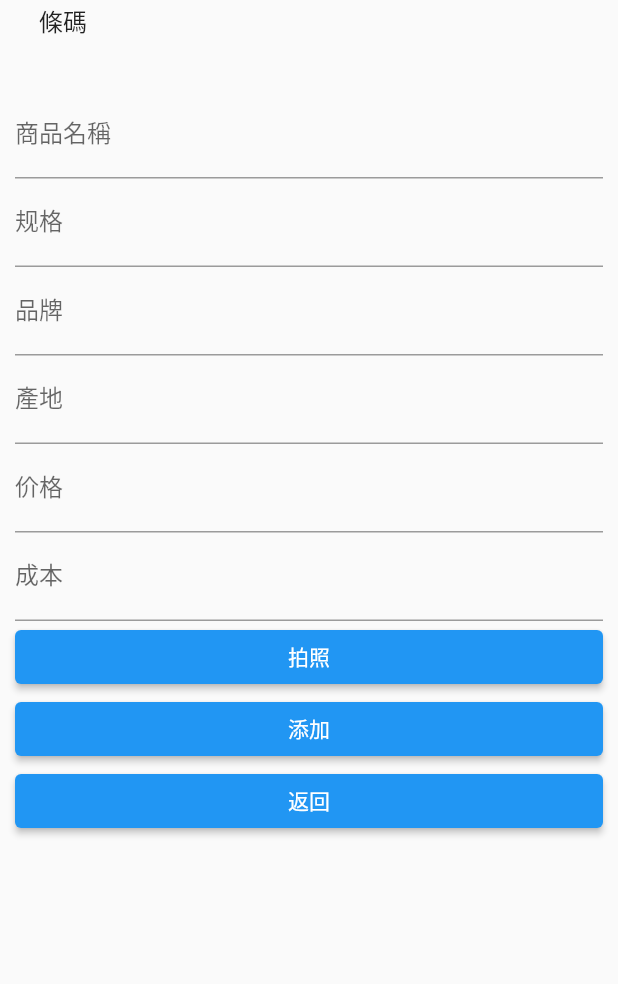
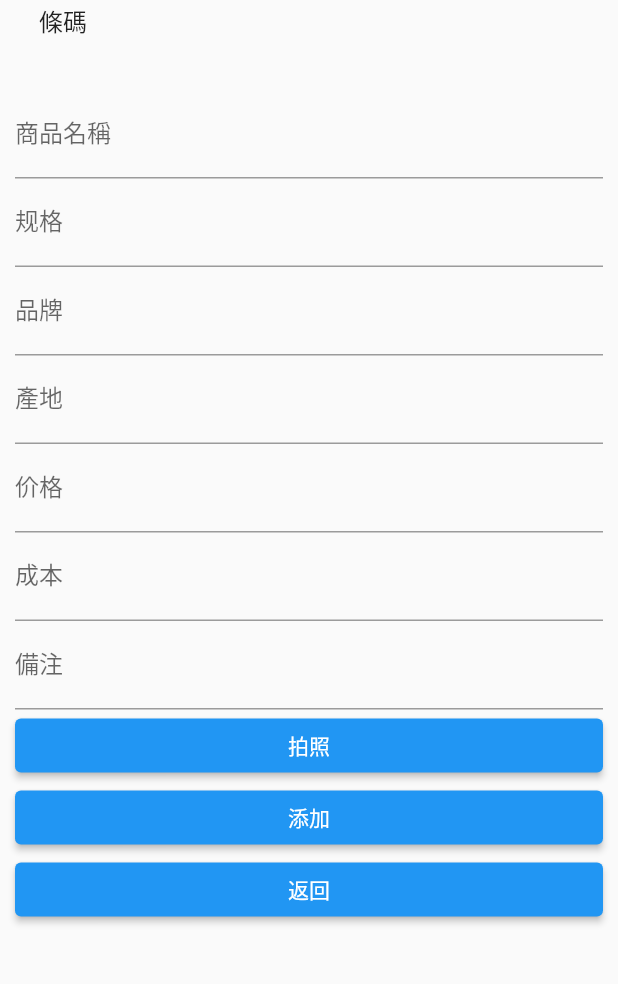
Before and after one commit to dollarkillerx/Urgent, a Flutter app: the AddCommodityPage screen opened directly with empty values, after a tap on "添加", on a phone screen of 412 x 824 dp, the part 117-1101 px from its top. Run offline on Flutter 3.47's test engine with Material 2 defaults, Android fonts, the phone set to English and light mode, and no system bars; our stand-ins replace cached_network_image, dio, flutter_image_compress, flutter_smart_dialog, get, image_picker and 1 more; missing offline and left inert: barcode_scan2; accounts and stored records are empty; network calls fail.

```diff
--- a/lib/common/entity/add_good.dart
+++ b/lib/common/entity/add_good.dart
@@ -7,6 +7,7 @@ class AddGood {
   String? brand;
   String? madeIn;
   String? img;
+  String? remark;
 
   AddGood(
       {this.barcode,
@@ -16,7 +17,7 @@ class AddGood {
         this.price,
         this.brand,
         this.madeIn,
-        this.img});
+        this.img,this.remark});
 
   AddGood.fromJson(Map<String, dynamic> json) {
     barcode = json['barcode'];
@@ -27,6 +28,7 @@ class AddGood {
     brand = json['brand'];
     madeIn = json['made_in'];
     img = json['img'];
+    remark = json['remark'];
   }
 
   Map<String, dynamic> toJson() {
@@ -39,6 +41,7 @@ class AddGood {
     data['brand'] = this.brand;
     data['made_in'] = this.madeIn;
     data['img'] = this.img;
+    data['remark'] = this.remark;
     return data;
   }
 }
--- a/lib/common/entity/inventory.dart
+++ b/lib/common/entity/inventory.dart
@@ -22,14 +22,16 @@ class Warehousing {
 
 class OutStock {
   String? barcode;
+  String? remark;
   double? cost;
   int? numberProducts;
   double? price;
 
-  OutStock({this.barcode, this.cost, this.numberProducts, this.price});
+  OutStock({this.barcode, this.cost, this.numberProducts, this.price,this.remark});
 
   OutStock.fromJson(Map<String, dynamic> json) {
     barcode = json['barcode'];
+    remark = json['remark'];
     cost = json['cost'];
     numberProducts = json['number_products'];
     price = json['price'];
@@ -38,6 +40,7 @@ class OutStock {
   Map<String, dynamic> toJson() {
     final Map<String, dynamic> data = new Map<String, dynamic>();
     data['barcode'] = this.barcode;
+    data['remark'] = this.remark;
     data['cost'] = this.cost;
     data['number_products'] = this.numberProducts;
     data['price'] = this.price;
--- a/lib/pages/my_commodity/add_commondity/controller.dart
+++ b/lib/pages/my_commodity/add_commondity/controller.dart
@@ -15,6 +15,7 @@ class AddCommodityController extends GetxController {
 
   var name = TextEditingController();
   var spec = TextEditingController();
+  var remark = TextEditingController();
   var brand = TextEditingController();
   var madeIn = TextEditingController();
   var price = TextEditingController();
@@ -68,6 +69,7 @@ class AddCommodityController extends GetxController {
           cost: double.parse(cost.text),
           price: double.parse(price.text),
           img: imgUrl,
+          remark: remark.text,
         );
       } catch (e) {
         Get.snackbar("Error", "参数非法");
--- a/lib/pages/my_commodity/add_commondity/index.dart
+++ b/lib/pages/my_commodity/add_commondity/index.dart
@@ -74,6 +74,12 @@ class AddCommodityPage extends GetView<AddCommodityController> {
             label: Text("成本"),
           ),
         ),
+        TextField(
+          controller: controller.remark,
+          decoration: InputDecoration(
+            label: Text("備注"),
+          ),
+        ),
         ElevatedButton(onPressed: () {
           pickImage();
         }, child: Text("拍照")),
--- a/lib/pages/my_commodity/index.dart
+++ b/lib/pages/my_commodity/index.dart
@@ -65,6 +65,7 @@ class MyCommodityPage extends GetView<MyCommodityController> {
                 controller.flashPage();
               },
               child: Text("出库")),
+
           ElevatedButton(
               onPressed: () {
                 Get.back();
--- a/lib/pages/my_commodity/out_stock/controller.dart
+++ b/lib/pages/my_commodity/out_stock/controller.dart
@@ -10,6 +10,7 @@ class OutStockController extends GetxController {
 
   var numberProducts = TextEditingController();
   var cost = TextEditingController();
+  var remark = TextEditingController();
   var totalPrice = TextEditingController();
   var price = TextEditingController();
   var grossProfit = TextEditingController();
@@ -34,6 +35,7 @@ class OutStockController extends GetxController {
         cost: nc,
         numberProducts: np,
         price: ncp,
+        remark: remark.text,
       ));
       var err = NetTools.CheckError(response.body);
       if (err != null) {
--- a/lib/pages/my_commodity/out_stock/index.dart
+++ b/lib/pages/my_commodity/out_stock/index.dart
@@ -61,6 +61,12 @@ class OutStockPage extends GetView<OutStockController> {
             label: Text("单价"),
           ),
         ),
+        TextField(
+          controller: controller.remark,
+          decoration: InputDecoration(
+            label: Text("備注"),
+          ),
+        ),
         ElevatedButton(onPressed: () {
           controller.outStock();
         }, child: Text("出库")),
```
